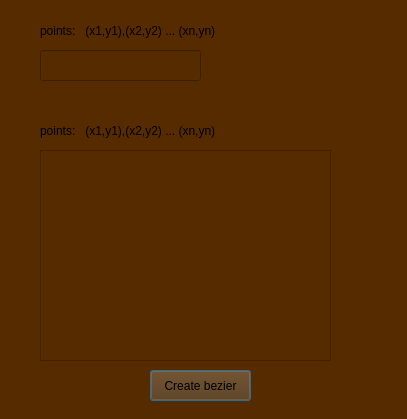
This is src/view/bezier_view/gui_bezier.ui in victoriavllso/sistema-grafico-interativo as Qt 5 draws it before an edit. The edited form follows.
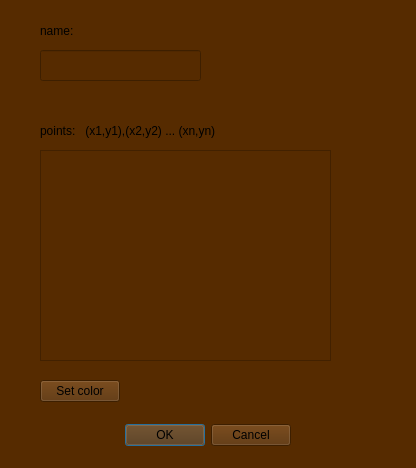
This is the edited form.

Patch:
```diff
--- a/src/view/bezier_view/gui_bezier.ui
+++ b/src/view/bezier_view/gui_bezier.ui
@@ -6,8 +6,8 @@
    <rect>
     <x>0</x>
     <y>0</y>
-    <width>407</width>
-    <height>419</height>
+    <width>416</width>
+    <height>468</height>
    </rect>
   </property>
   <property name="windowTitle">
@@ -16,19 +16,6 @@
   <property name="styleSheet">
    <string notr="true">background-color: rgb(86, 43, 0);</string>
   </property>
-  <widget class="QPushButton" name="create_bezier_button">
-   <property name="geometry">
-    <rect>
-     <x>150</x>
-     <y>370</y>
-     <width>101</width>
-     <height>31</height>
-    </rect>
-   </property>
-   <property name="text">
-    <string>Create bezier</string>
-   </property>
-  </widget>
   <widget class="QLabel" name="points_lbl">
    <property name="geometry">
     <rect>
@@ -52,7 +39,7 @@
     </rect>
    </property>
    <property name="text">
-    <string>points:   (x1,y1),(x2,y2) ... (xn,yn)</string>
+    <string>name:</string>
    </property>
   </widget>
   <widget class="QLineEdit" name="name_curve_bezier">
@@ -75,6 +62,32 @@
     </rect>
    </property>
   </widget>
+  <widget class="QDialogButtonBox" name="create_bezier_button">
+   <property name="geometry">
+    <rect>
+     <x>120</x>
+     <y>410</y>
+     <width>171</width>
+     <height>51</height>
+    </rect>
+   </property>
+   <property name="standardButtons">
+    <set>QDialogButtonBox::Cancel|QDialogButtonBox::Ok</set>
+   </property>
+  </widget>
+  <widget class="QPushButton" name="set_color_bezier">
+   <property name="geometry">
+    <rect>
+     <x>40</x>
+     <y>380</y>
+     <width>80</width>
+     <height>22</height>
+    </rect>
+   </property>
+   <property name="text">
+    <string>Set color</string>
+   </property>
+  </widget>
  </widget>
  <resources/>
  <connections/>
```
